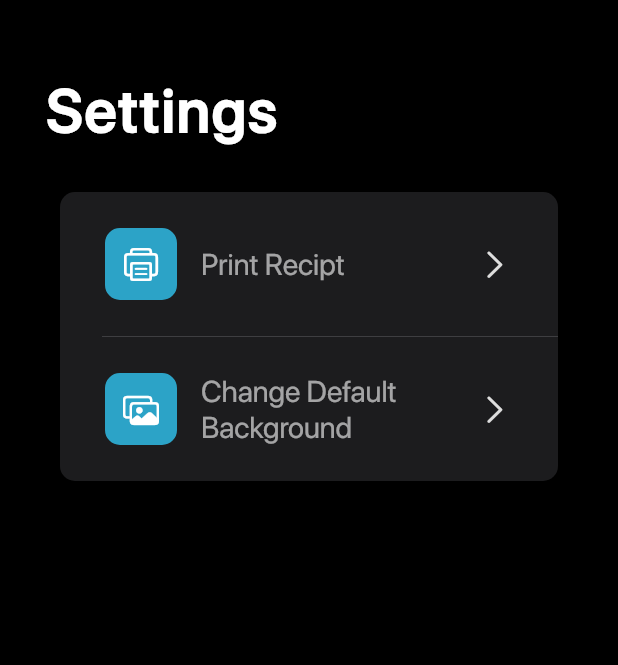
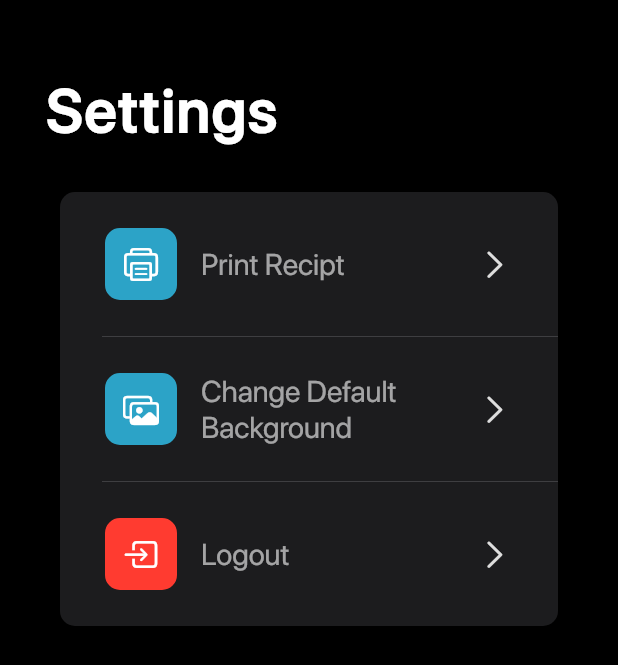
Before and after one commit to MrPrinceRawat/aurumfitTabSoftware, a Flutter app: the CFD screen opened directly, on a phone screen of 412 x 824 dp. Shown: the top 665 px of the screen. Run offline on Flutter 3.47's test engine with Material 2 defaults, Android fonts, the phone set to English and light mode, and no system bars; our stand-ins replace cached_network_image, fl_chart, flutter_riverpod, flutter_slidable, google_fonts, image_picker and 3 more; missing offline and left inert: authentication, billing; accounts and stored records are empty; project files that could hold a hidden picture were left out.

Commit message:
Added logout Ability

```diff
--- a/lib/pages/utility/CFD.dart
+++ b/lib/pages/utility/CFD.dart
@@ -1,3 +1,5 @@
+import 'package:aurumfit/domians/storage/Storage.dart';
+import 'package:aurumfit/pages/Auth/login.dart';
 import 'package:aurumfit/pages/settings/changebg.dart';
 import 'package:aurumfit/pages/settings/settings.dart';
 import 'package:flutter/cupertino.dart';
@@ -25,6 +27,11 @@ class _CFDState extends State<CFD> {
     setState(() {
       ip = prefs.getString('print_server_ip') ?? "";
     });
+  }
+
+  logout() async {
+    Storage storage = Storage();
+    storage.clearStorage();
   }
 
   @override
@@ -131,6 +138,71 @@ class _CFDState extends State<CFD> {
                                           changeDefaultBackground()));
                             },
                           ),
+                          ListTile(
+                            contentPadding: EdgeInsets.only(
+                                left: 30, right: 30, bottom: 20, top: 20),
+                            leading: Container(
+                              padding: EdgeInsets.all(10),
+                              decoration: BoxDecoration(
+                                  color: CupertinoColors.destructiveRed,
+                                  border: Border.fromBorderSide(BorderSide(
+                                      color: CupertinoColors.destructiveRed,
+                                      width: 2)),
+                                  borderRadius: BorderRadius.circular(10)),
+                              child: Icon(
+                                CupertinoIcons.square_arrow_right,
+                                color: Color(0xffffffff),
+                              ),
+                            ),
+                            title: Text(
+                              "Logout",
+                              style: TextStyle(
+                                  fontSize: 20,
+                                  fontWeight: FontWeight.w400,
+                                  color: CupertinoColors.white.withOpacity(.6),
+                                  fontFamily: 'SFPro'),
+                            ),
+                            trailing: Icon(
+                              CupertinoIcons.right_chevron,
+                              color: Color(0xffdedede),
+                            ),
+                            onTap: () {
+                              showCupertinoDialog(
+                                  context: context,
+                                  builder: (context) {
+                                    return CupertinoAlertDialog(
+                                      title: Text("Logout"),
+                                      content: Text(
+                                          "Are you sure you want to logout?"),
+                                      actions: [
+                                        CupertinoDialogAction(
+                                          child: Text(
+                                            "Yes",
+                                            style: TextStyle(
+                                                color: CupertinoColors
+                                                    .destructiveRed),
+                                          ),
+                                          onPressed: () async {
+                                            await logout();
+                                            Navigator.pushAndRemoveUntil(
+                                                context,
+                                                CupertinoPageRoute(
+                                                    builder: (context) =>
+                                                        Signin()),
+                                                (route) => false);
+                                          },
+                                        ),
+                                        CupertinoDialogAction(
+                                          child: Text("No"),
+                                          onPressed: () {
+                                            Navigator.pop(context);
+                                          },
+                                        )
+                                      ],
+                                    );
+                                  });
+                            },
+                          ),
                         ])))
           ],
         ),
```
